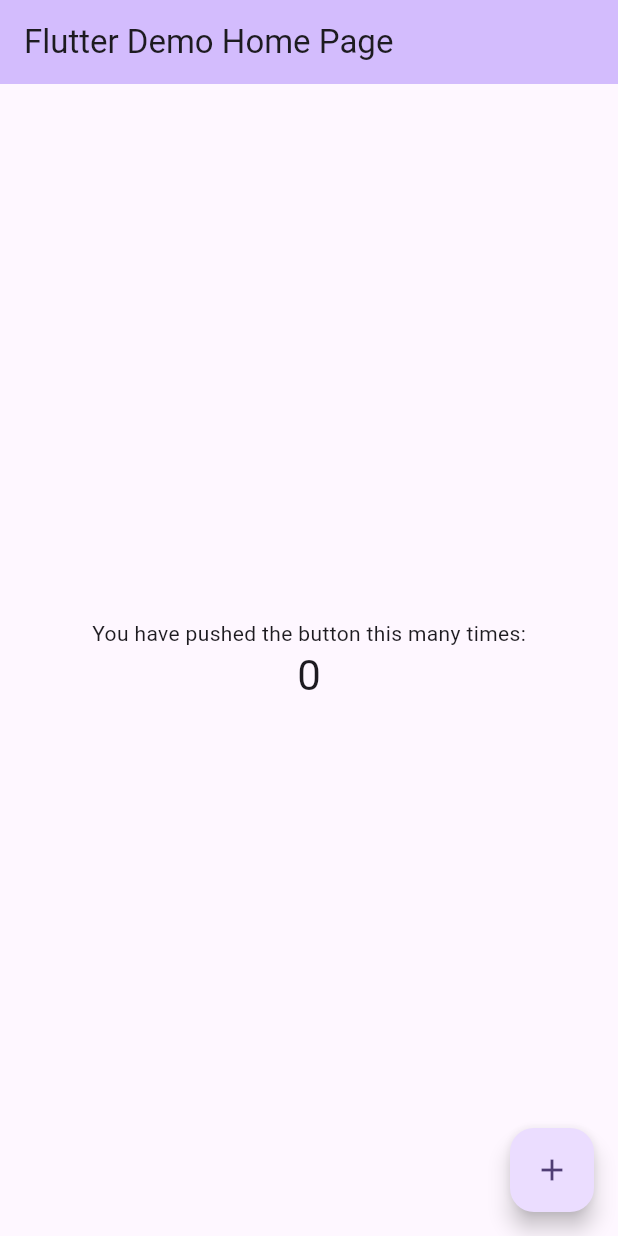
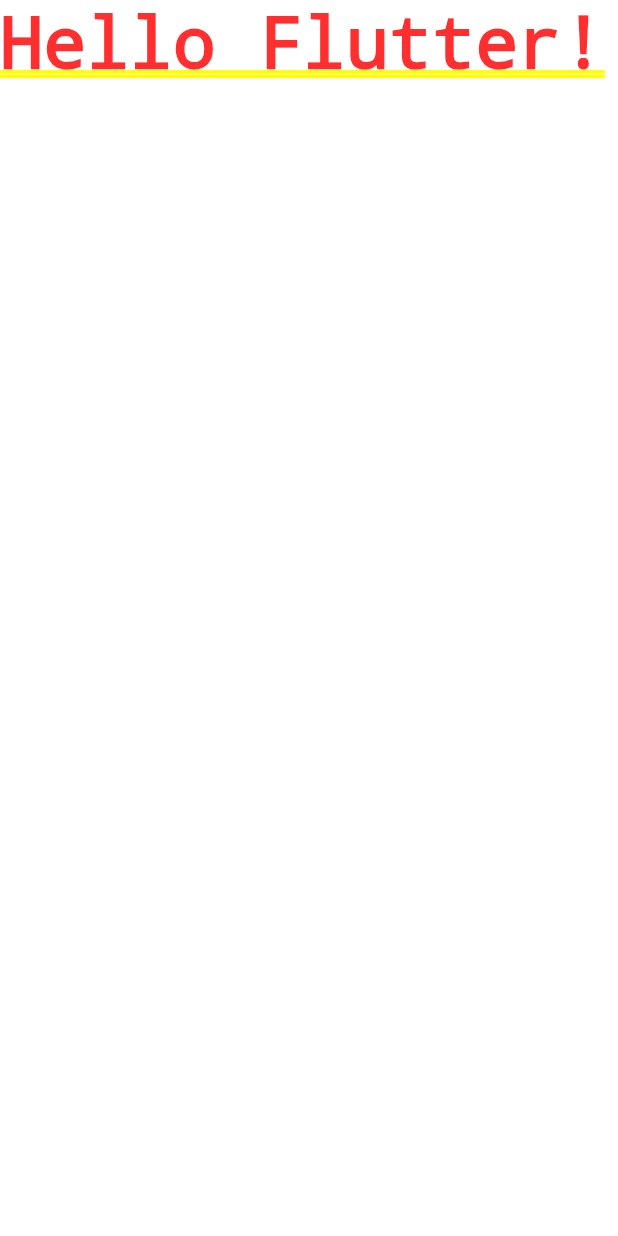
Before and after one commit to IVA079/my_first_flutter_app, a Flutter app: the screen it shows after launch, on a phone screen of 412 x 824 dp. Run offline on Flutter 3.47's test engine with Material 3 defaults, Android fonts, the phone set to English and light mode, and no system bars.

Commit message:
material is a constructor

```diff
--- a/lib/main.dart
+++ b/lib/main.dart
@@ -1,122 +1,15 @@
 import 'package:flutter/material.dart';
 
 void main() {
-  runApp(const MyApp());
+  runApp(
+    MaterialApp(
+      home: Text('Hello Flutter!'),
+    ),
+  );
 }
+/**
+ * runApp() expects one widget — the root widget of your app.
 
-class MyApp extends StatelessWidget {
-  const MyApp({super.key});
-
-  // This widget is the root of your application.
-  @override
-  Widget build(BuildContext context) {
-    return MaterialApp(
-      title: 'Flutter Demo',
-      theme: ThemeData(
-        // This is the theme of your application.
-        //
-        // TRY THIS: Try running your application with "flutter run". You'll see
-        // the application has a purple toolbar. Then, without quitting the app,
-        // try changing the seedColor in the colorScheme below to Colors.green
-        // and then invoke "hot reload" (save your changes or press the "hot
-        // reload" button in a Flutter-supported IDE, or press "r" if you used
-        // the command line to start the app).
-        //
-        // Notice that the counter didn't reset back to zero; the application
-        // state is not lost during the reload. To reset the state, use hot
-        // restart instead.
-        //
-        // This works for code too, not just values: Most code changes can be
-        // tested with just a hot reload.
-        colorScheme: ColorScheme.fromSeed(seedColor: Colors.deepPurple),
-      ),
-      home: const MyHomePage(title: 'Flutter Demo Home Page'),
-    );
-  }
-}
-
-class MyHomePage extends StatefulWidget {
-  const MyHomePage({super.key, required this.title});
-
-  // This widget is the home page of your application. It is stateful, meaning
-  // that it has a State object (defined below) that contains fields that affect
-  // how it looks.
-
-  // This class is the configuration for the state. It holds the values (in this
-  // case the title) provided by the parent (in this case the App widget) and
-  // used by the build method of the State. Fields in a Widget subclass are
-  // always marked "final".
-
-  final String title;
-
-  @override
-  State<MyHomePage> createState() => _MyHomePageState();
-}
-
-class _MyHomePageState extends State<MyHomePage> {
-  int _counter = 0;
-
-  void _incrementCounter() {
-    setState(() {
-      // This call to setState tells the Flutter framework that something has
-      // changed in this State, which causes it to rerun the build method below
-      // so that the display can reflect the updated values. If we changed
-      // _counter without calling setState(), then the build method would not be
-      // called again, and so nothing would appear to happen.
-      _counter++;
-    });
-  }
-
-  @override
-  Widget build(BuildContext context) {
-    // This method is rerun every time setState is called, for instance as done
-    // by the _incrementCounter method above.
-    //
-    // The Flutter framework has been optimized to make rerunning build methods
-    // fast, so that you can just rebuild anything that needs updating rather
-    // than having to individually change instances of widgets.
-    return Scaffold(
-      appBar: AppBar(
-        // TRY THIS: Try changing the color here to a specific color (to
-        // Colors.amber, perhaps?) and trigger a hot reload to see the AppBar
-        // change color while the other colors stay the same.
-        backgroundColor: Theme.of(context).colorScheme.inversePrimary,
-        // Here we take the value from the MyHomePage object that was created by
-        // the App.build method, and use it to set our appbar title.
-        title: Text(widget.title),
-      ),
-      body: Center(
-        // Center is a layout widget. It takes a single child and positions it
-        // in the middle of the parent.
-        child: Column(
-          // Column is also a layout widget. It takes a list of children and
-          // arranges them vertically. By default, it sizes itself to fit its
-          // children horizontally, and tries to be as tall as its parent.
-          //
-          // Column has various properties to control how it sizes itself and
-          // how it positions its children. Here we use mainAxisAlignment to
-          // center the children vertically; the main axis here is the vertical
-          // axis because Columns are vertical (the cross axis would be
-          // horizontal).
-          //
-          // TRY THIS: Invoke "debug painting" (choose the "Toggle Debug Paint"
-          // action in the IDE, or press "p" in the console), to see the
-          // wireframe for each widget.
-          mainAxisAlignment: MainAxisAlignment.center,
-          children: <Widget>[
-            const Text('You have pushed the button this many times:'),
-            Text(
-              '$_counter',
-              style: Theme.of(context).textTheme.headlineMedium,
-            ),
-          ],
-        ),
-      ),
-      floatingActionButton: FloatingActionButton(
-        onPressed: _incrementCounter,
-        tooltip: 'Increment',
-        child: const Icon(Icons.add),
-      ), // This trailing comma makes auto-formatting nicer for build methods.
-    );
-  }
-}
+That widget (in this case MaterialApp) defines everything your app will show.
+So, you give that widget as the only argument to runApp
+ */
```
